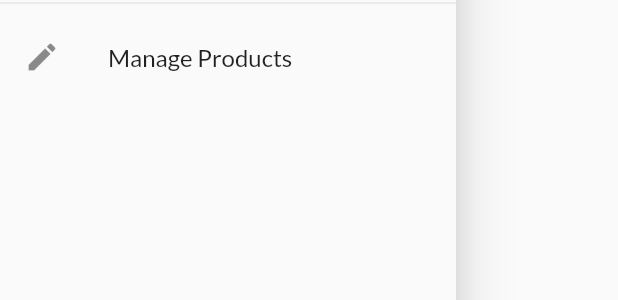
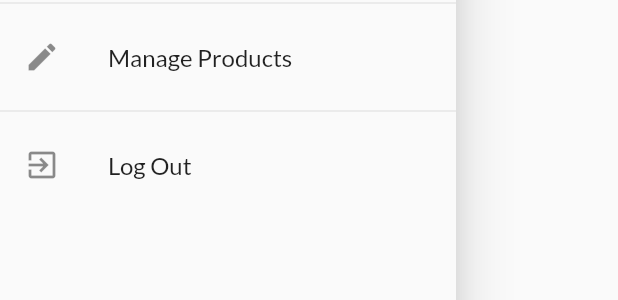
Before and after one commit to adityajinegar/shopping_app_flutter, a Flutter app: the AppDrawer widget shown alone on an empty page, opened directly, on a phone screen of 412 x 824 dp. Shown: the part 309-609 px from the top of the screen. Run offline on Flutter 3.47's test engine with Material 2 defaults, Android fonts, the phone set to English and light mode, and no system bars; our stand-ins replace firebase_core; accounts and stored records are empty; network calls fail.

```diff
--- a/lib/pages/auth_page.dart
+++ b/lib/pages/auth_page.dart
@@ -158,6 +158,7 @@ class _AuthCardState extends State<AuthCard> {
     } catch (error) {
       var errorMessage = 'Could not authenticate you. Please try again later.';
       _showErrorDialog(errorMessage);
+      print(error.toString());
     }
 
     setState(() {
--- a/lib/widgets/app_drawer.dart
+++ b/lib/widgets/app_drawer.dart
@@ -1,4 +1,6 @@
 import 'package:flutter/material.dart';
+import 'package:provider/provider.dart';
+import 'package:shopping_app_flutter/providers/auth_provider.dart';
 
 import '../pages/orders_page.dart';
 import '../pages/user_product_page.dart';
@@ -40,6 +42,15 @@ class AppDrawer extends StatelessWidget {
                   .pushReplacementNamed(UserProductPage.routeName);
             },
           ),
+          const Divider(),
+          ListTile(
+            leading: const Icon(Icons.exit_to_app),
+            title: const Text('Log Out'),
+            onTap: () {
+              Navigator.of(context).pop();
+              Provider.of<AuthProvider>(context, listen: false).logOut();
+            },
+          ),
         ],
       ),
     );
```
Also changed, not shown: lib/providers/auth_provider.dart (+25 -1 lines).
